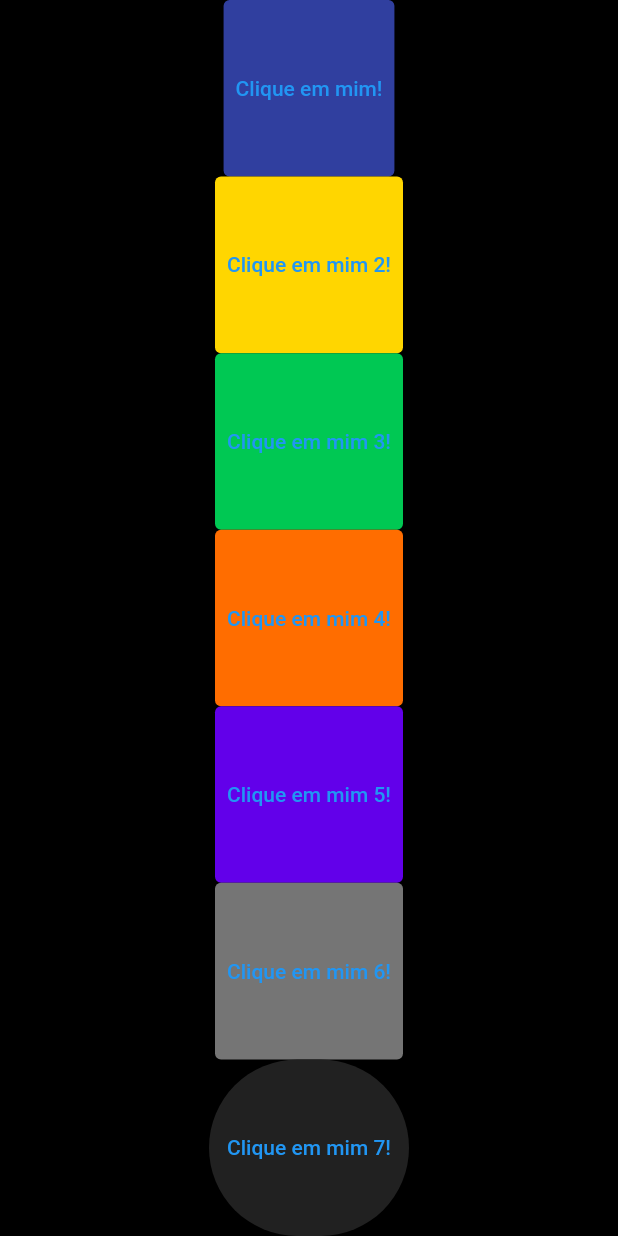
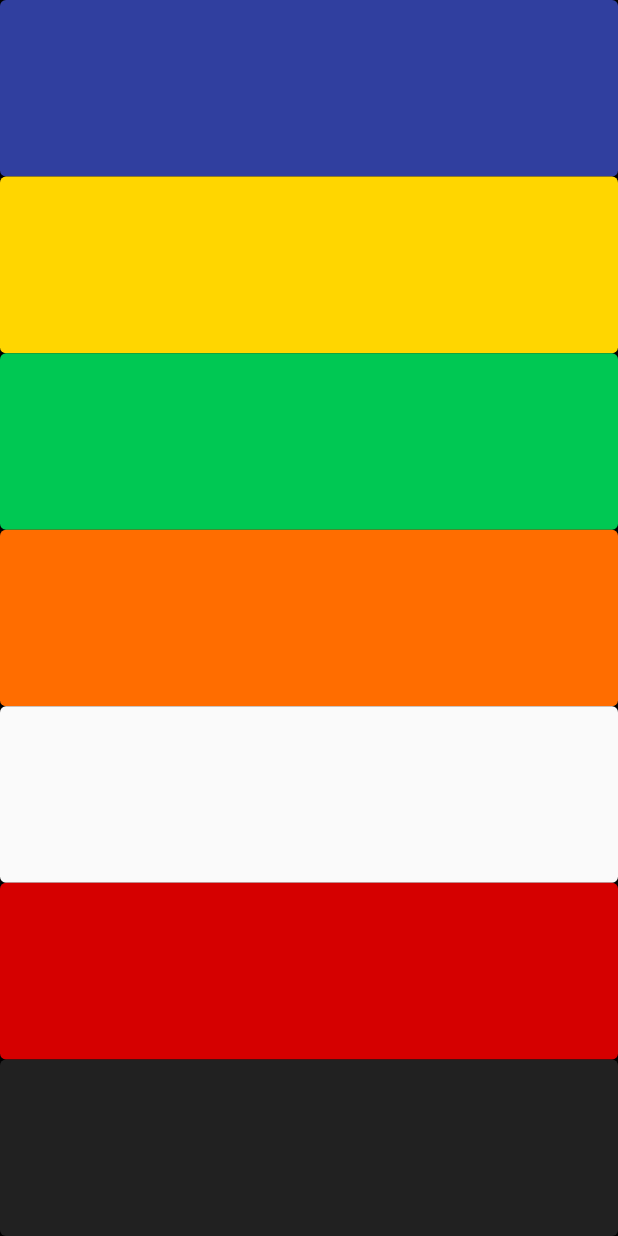
Before and after one commit to davidfffelix/Touch-Music, a Flutter app: the screen it shows after launch, on a phone screen of 412 x 824 dp. Run offline on Flutter 3.47's test engine with Material 2 defaults, Android fonts, the phone set to English and light mode, and no system bars; our stand-ins replace audioplayers.

Commit message:
Update layout

```diff
--- a/lib/main.dart
+++ b/lib/main.dart
@@ -6,8 +6,8 @@ void main() => runApp(MarimbaApp());
 class MarimbaApp extends StatelessWidget {
 
   void playSound(int numberSound){
-    final player = AudioCache(); // Executa o áudio dos arquivos locais
-    player.play('nota$numberSound.wav');
+    final player = AudioCache(); // Executa os áudios do arquivo local
+    player.play('nota$numberSound.wav'); // Reproduz o arquivo de áudio escolhido
   }
 
   @override
@@ -17,7 +17,6 @@ class MarimbaApp extends StatelessWidget {
       home: Scaffold(
         backgroundColor: Colors.black,
         body: SafeArea(
-          child: Center(
           child: Column(
             children: [
               Expanded(
@@ -28,7 +27,7 @@ class MarimbaApp extends StatelessWidget {
                   onPressed: () {
                     playSound(1);
                   },
-                    child: Text('Clique em mim!'),
+                  child: Container(),
                 ),
               ),
 
@@ -41,7 +40,7 @@ class MarimbaApp extends StatelessWidget {
                   onPressed: (){
                     playSound(2);
                   },
-                    child: Text('Clique em mim 2!'),
+                  child: Container(),
                 ),
               ),
 
@@ -54,7 +53,7 @@ class MarimbaApp extends StatelessWidget {
                     onPressed: (){
                       playSound(3);
                     },
-                      child: Text('Clique em mim 3!'),
+                    child: Container(),
                 ),
               ),
 
@@ -67,33 +66,33 @@ class MarimbaApp extends StatelessWidget {
                   onPressed: (){
                     playSound(4);
                   },
-                    child: Text('Clique em mim 4!'),
+                  child: Container(),
                 ),
               ),
 
               Expanded(
                 child: TextButton(
                   style: TextButton.styleFrom(
-                      backgroundColor: Color(0xff6200ea
+                    backgroundColor: Color(0xfffafafa
                     ),
                   ),
                   onPressed: (){
                     playSound(5);
                   },
-                    child: Text('Clique em mim 5!'),
+                  child: Container(),
                 ),
               ),
 
               Expanded(
                 child: TextButton(
                   style: TextButton.styleFrom(
-                      backgroundColor: Color(0xff757575
+                    backgroundColor: Color(0xffd50000
                    ),
                   ),
                   onPressed: (){
                     playSound(6);
                   },
-                    child: Text('Clique em mim 6!'),
+                  child: Container(),
                 ),
               ),
 
@@ -101,20 +100,17 @@ class MarimbaApp extends StatelessWidget {
                 child: TextButton(
                   style: TextButton.styleFrom(
                     backgroundColor: Color(0xff212121),
-                      shape: StadiumBorder(),
-                      padding: EdgeInsets.all(12),
                   ),
                   onPressed: (){
                     playSound(7);
                   },
-                    child: Text('Clique em mim 7!'),
+                  child: Container(),
                 ),
               ),
             ],
           ),
         ),
       ),
-      ),
     );
   }
 }
```
Lines whose indentation alone changed are shown as unchanged.
